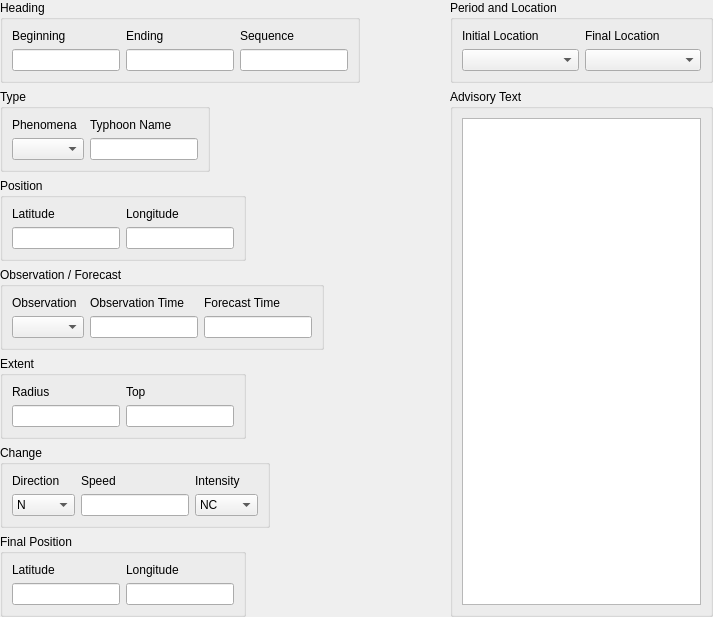
Old version of the form tafor/components/ui/sigmet_typhoon.ui in the repository up1and/tafor.
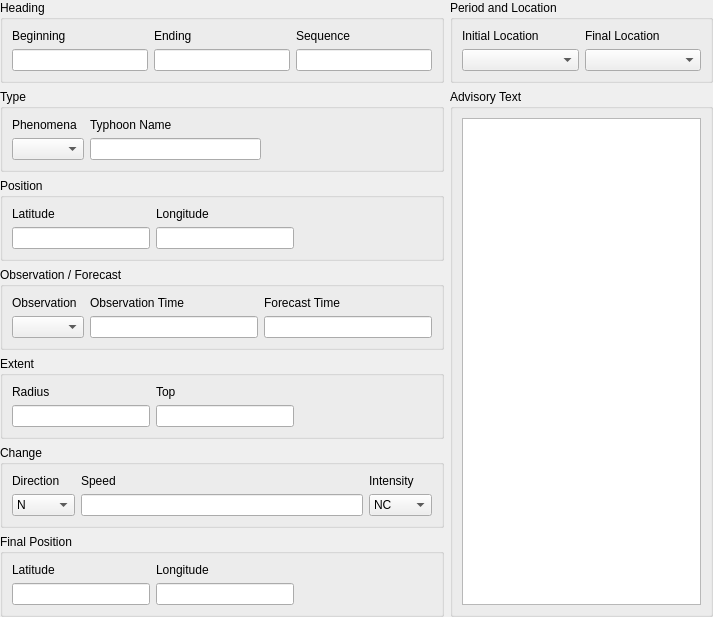
New version of the form.

Commit message: 微调 SIGMET 编辑器布局

```diff
--- a/tafor/components/ui/sigmet_typhoon.ui
+++ b/tafor/components/ui/sigmet_typhoon.ui
@@ -43,12 +43,6 @@
       </property>
       <item>
        <widget class="QGroupBox" name="headingGroup">
-        <property name="sizePolicy">
-         <sizepolicy hsizetype="Fixed" vsizetype="Fixed">
-          <horstretch>0</horstretch>
-          <verstretch>0</verstretch>
-         </sizepolicy>
-        </property>
         <property name="title">
          <string>Heading</string>
         </property>
@@ -58,6 +52,9 @@
            <property name="text">
             <string>Sequence</string>
            </property>
+           <property name="buddy">
+            <cstring>sequence</cstring>
+           </property>
           </widget>
          </item>
          <item row="0" column="0">
@@ -65,6 +62,9 @@
            <property name="text">
             <string>Beginning</string>
            </property>
+           <property name="buddy">
+            <cstring>beginningTime</cstring>
+           </property>
           </widget>
          </item>
          <item row="0" column="1">
@@ -72,6 +72,9 @@
            <property name="text">
             <string>Ending</string>
            </property>
+           <property name="buddy">
+            <cstring>endingTime</cstring>
+           </property>
           </widget>
          </item>
          <item row="1" column="2">
@@ -88,12 +91,6 @@
       </item>
       <item>
        <widget class="QGroupBox" name="typeGroup">
-        <property name="sizePolicy">
-         <sizepolicy hsizetype="Fixed" vsizetype="Fixed">
-          <horstretch>0</horstretch>
-          <verstretch>0</verstretch>
-         </sizepolicy>
-        </property>
         <property name="title">
          <string>Type</string>
         </property>
@@ -103,32 +100,45 @@
            <property name="text">
             <string>Phenomena</string>
            </property>
+           <property name="buddy">
+            <cstring>phenomena</cstring>
+           </property>
           </widget>
          </item>
-         <item row="1" column="0">
-          <widget class="QComboBox" name="phenomena"/>
-         </item>
          <item row="0" column="1">
           <widget class="QLabel" name="nameLabel">
            <property name="text">
             <string>Typhoon Name</string>
            </property>
+           <property name="buddy">
+            <cstring>name</cstring>
+           </property>
           </widget>
          </item>
          <item row="1" column="1">
           <widget class="QLineEdit" name="name"/>
          </item>
+         <item row="1" column="0">
+          <widget class="QComboBox" name="phenomena"/>
+         </item>
+         <item row="1" column="2">
+          <spacer name="horizontalSpacer">
+           <property name="orientation">
+            <enum>Qt::Horizontal</enum>
+           </property>
+           <property name="sizeHint" stdset="0">
+            <size>
+             <width>0</width>
+             <height>20</height>
+            </size>
+           </property>
+          </spacer>
+         </item>
         </layout>
        </widget>
       </item>
       <item>
        <widget class="QGroupBox" name="positionGroup">
-        <property name="sizePolicy">
-         <sizepolicy hsizetype="Fixed" vsizetype="Fixed">
-          <horstretch>0</horstretch>
-          <verstretch>0</verstretch>
-         </sizepolicy>
-        </property>
         <property name="title">
          <string>Position</string>
         </property>
@@ -136,34 +146,47 @@
          <item row="1" column="0">
           <widget class="QLineEdit" name="currentLatitude"/>
          </item>
-         <item row="0" column="0">
-          <widget class="QLabel" name="currentLatitudeLabel">
-           <property name="text">
-            <string>Latitude</string>
-           </property>
-          </widget>
-         </item>
          <item row="0" column="1">
           <widget class="QLabel" name="currentLongitudeLabel">
            <property name="text">
             <string>Longitude</string>
            </property>
+           <property name="buddy">
+            <cstring>currentLongitude</cstring>
+           </property>
           </widget>
          </item>
          <item row="1" column="1">
           <widget class="QLineEdit" name="currentLongitude"/>
          </item>
+         <item row="0" column="0">
+          <widget class="QLabel" name="currentLatitudeLabel">
+           <property name="text">
+            <string>Latitude</string>
+           </property>
+           <property name="buddy">
+            <cstring>currentLatitude</cstring>
+           </property>
+          </widget>
+         </item>
+         <item row="1" column="2">
+          <spacer name="horizontalSpacer_2">
+           <property name="orientation">
+            <enum>Qt::Horizontal</enum>
+           </property>
+           <property name="sizeHint" stdset="0">
+            <size>
+             <width>0</width>
+             <height>20</height>
+            </size>
+           </property>
+          </spacer>
+         </item>
         </layout>
        </widget>
       </item>
       <item>
        <widget class="QGroupBox" name="obsFcstGroup">
-        <property name="sizePolicy">
-         <sizepolicy hsizetype="Fixed" vsizetype="Fixed">
-          <horstretch>0</horstretch>
-          <verstretch>0</verstretch>
-         </sizepolicy>
-        </property>
         <property name="title">
          <string>Observation / Forecast</string>
         </property>
@@ -212,16 +235,16 @@
       </item>
       <item>
        <widget class="QGroupBox" name="extentGroup">
-        <property name="sizePolicy">
-         <sizepolicy hsizetype="Fixed" vsizetype="Fixed">
-          <horstretch>0</horstretch>
-          <verstretch>0</verstretch>
-         </sizepolicy>
-        </property>
         <property name="title">
          <string>Extent</string>
         </property>
         <layout class="QGridLayout" name="gridLayout_5">
+         <item row="1" column="1">
+          <widget class="QLineEdit" name="top"/>
+         </item>
+         <item row="1" column="0">
+          <widget class="QLineEdit" name="radius"/>
+         </item>
          <item row="0" column="0">
           <widget class="QLabel" name="radiusLabel">
            <property name="text">
@@ -232,9 +255,6 @@
            </property>
           </widget>
          </item>
-         <item row="1" column="0">
-          <widget class="QLineEdit" name="radius"/>
-         </item>
          <item row="0" column="1">
           <widget class="QLabel" name="topLabel">
            <property name="text">
@@ -245,20 +265,24 @@
            </property>
           </widget>
          </item>
-         <item row="1" column="1">
-          <widget class="QLineEdit" name="top"/>
+         <item row="1" column="2">
+          <spacer name="horizontalSpacer_3">
+           <property name="orientation">
+            <enum>Qt::Horizontal</enum>
+           </property>
+           <property name="sizeHint" stdset="0">
+            <size>
+             <width>0</width>
+             <height>20</height>
+            </size>
+           </property>
+          </spacer>
          </item>
         </layout>
        </widget>
       </item>
       <item>
        <widget class="QGroupBox" name="changeGroup">
-        <property name="sizePolicy">
-         <sizepolicy hsizetype="Fixed" vsizetype="Fixed">
-          <horstretch>0</horstretch>
-          <verstretch>0</verstretch>
-         </sizepolicy>
-        </property>
         <property name="title">
          <string>Change</string>
         </property>
@@ -268,6 +292,9 @@
            <property name="text">
             <string>Speed</string>
            </property>
+           <property name="buddy">
+            <cstring>speed</cstring>
+           </property>
           </widget>
          </item>
          <item row="1" column="1">
@@ -367,6 +394,9 @@
            <property name="text">
             <string>Direction</string>
            </property>
+           <property name="buddy">
+            <cstring>direction</cstring>
+           </property>
           </widget>
          </item>
          <item row="0" column="2">
@@ -374,6 +404,9 @@
            <property name="text">
             <string>Intensity</string>
            </property>
+           <property name="buddy">
+            <cstring>intensityChange</cstring>
+           </property>
           </widget>
          </item>
          <item row="1" column="2">
@@ -400,29 +433,10 @@
       </item>
       <item>
        <widget class="QGroupBox" name="finalPositionGroup">
-        <property name="sizePolicy">
-         <sizepolicy hsizetype="Fixed" vsizetype="Fixed">
-          <horstretch>0</horstretch>
-          <verstretch>0</verstretch>
-         </sizepolicy>
-        </property>
         <property name="title">
          <string>Final Position</string>
         </property>
         <layout class="QGridLayout" name="gridLayout_7">
-         <item row="0" column="0">
-          <widget class="QLabel" name="forecastLatitudeLabel">
-           <property name="text">
-            <string>Latitude</string>
-           </property>
-           <property name="buddy">
-            <cstring>forecastLatitude</cstring>
-           </property>
-          </widget>
-         </item>
-         <item row="1" column="0">
-          <widget class="QLineEdit" name="forecastLatitude"/>
-         </item>
          <item row="0" column="1">
           <widget class="QLabel" name="forecastLongitudeLabel">
            <property name="text">
@@ -433,9 +447,35 @@
            </property>
           </widget>
          </item>
+         <item row="1" column="0">
+          <widget class="QLineEdit" name="forecastLatitude"/>
+         </item>
          <item row="1" column="1">
           <widget class="QLineEdit" name="forecastLongitude"/>
          </item>
+         <item row="0" column="0">
+          <widget class="QLabel" name="forecastLatitudeLabel">
+           <property name="text">
+            <string>Latitude</string>
+           </property>
+           <property name="buddy">
+            <cstring>forecastLatitude</cstring>
+           </property>
+          </widget>
+         </item>
+         <item row="1" column="2">
+          <spacer name="horizontalSpacer_4">
+           <property name="orientation">
+            <enum>Qt::Horizontal</enum>
+           </property>
+           <property name="sizeHint" stdset="0">
+            <size>
+             <width>40</width>
+             <height>20</height>
+            </size>
+           </property>
+          </spacer>
+         </item>
         </layout>
        </widget>
       </item>
@@ -487,6 +527,9 @@
            <property name="text">
             <string>Initial Location</string>
            </property>
+           <property name="buddy">
+            <cstring>initial</cstring>
+           </property>
           </widget>
          </item>
          <item row="0" column="1">
@@ -494,6 +537,9 @@
            <property name="text">
             <string>Final Location</string>
            </property>
+           <property name="buddy">
+            <cstring>final</cstring>
+           </property>
           </widget>
          </item>
          <item row="1" column="0">
```
Left out of the diff: 10 changed lines with no effect on the pictures. The commit also changes 10 other files.
